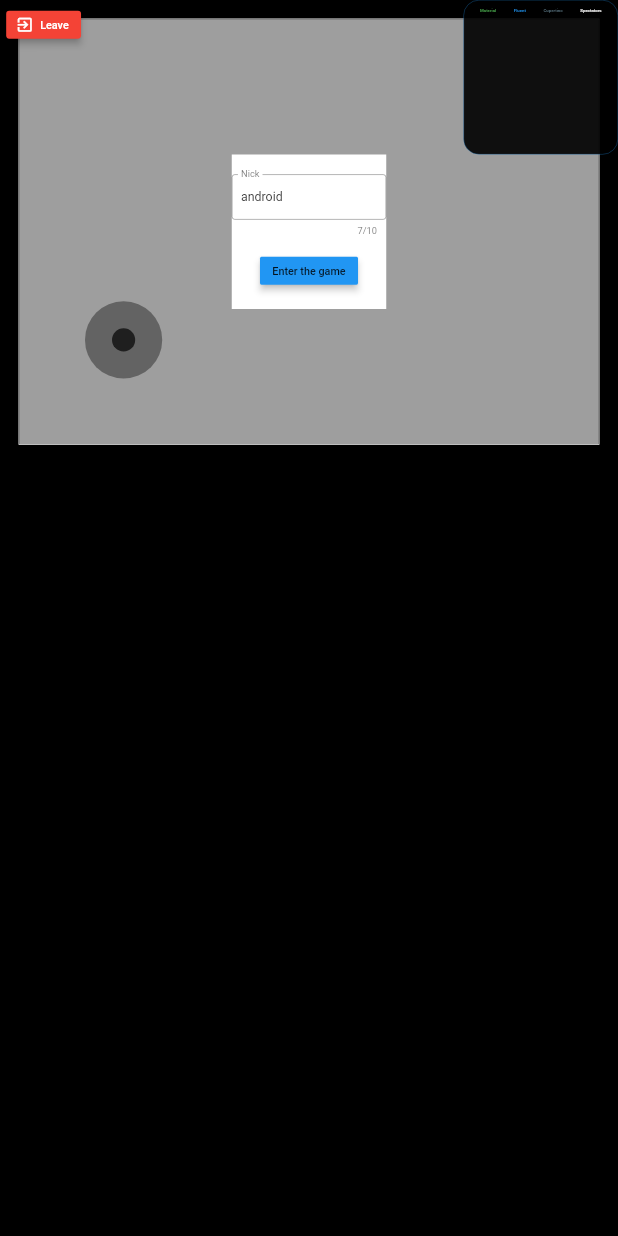
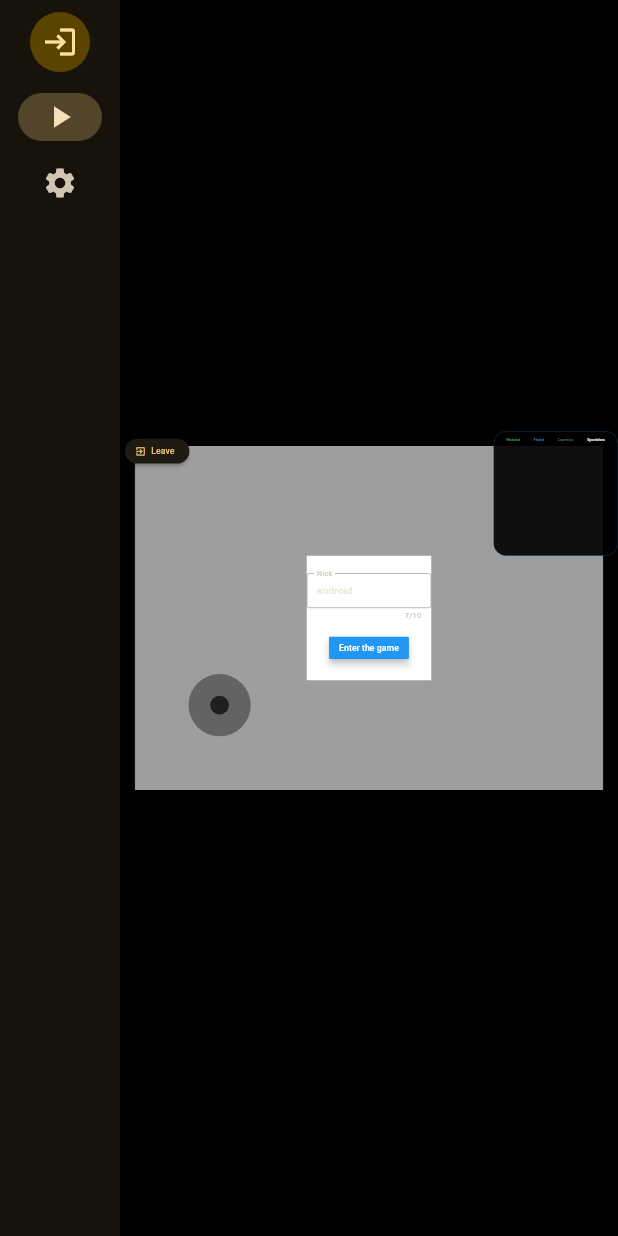
Before and after one commit to dzziwny/mobile_fighters, a Flutter app: the screen it shows after launch, on a phone screen of 412 x 824 dp. Run offline on Flutter 3.47's test engine with Material 2 defaults, Android fonts, the phone set to English and light mode, and no system bars; our stand-ins replace freezed_annotation, get_it, rive, rxdart; missing offline and left inert: flame, flame_rive; generated files the repository leaves out were written again; network calls fail.

Commit message:
architectural improvement

```diff
--- a/app/lib/main.dart
+++ b/app/lib/main.dart
@@ -16,7 +16,27 @@ void main() async {
     DeviceOrientation.portraitDown,
   ]);
 
-  runApp(MaterialApp(
-    home: HomeScreen(),
-  ));
+  runApp(const App());
 }
+
+class App extends StatelessWidget {
+  const App({super.key});
+
+  @override
+  Widget build(BuildContext context) {
+    final scheme = ColorScheme.fromSeed(
+      seedColor: Colors.amber,
+      brightness: Brightness.dark,
+    );
+
+    final base = ThemeData.from(
+      colorScheme: scheme,
+      useMaterial3: true,
+    );
+
+    return MaterialApp(
+      theme: base,
+      home: HomeScreen(),
+    );
+  }
+}
--- a/app/lib/ui/home.screen.dart
+++ b/app/lib/ui/home.screen.dart
@@ -10,6 +10,9 @@ import 'package:get_it/get_it.dart';
 // import 'debug_info.dart';
 import 'leave_button.dart';
 import 'nick_window.dart';
+import 'nick_window_layer.dart';
+import 'rail.dart';
+import 'selecting_table_layer.dart';
 import 'selecting_team_table.dart';
 
 // final game = BubbleFlameGame(gameId: '');
@@ -25,6 +28,7 @@ class HomeScreen extends StatelessWidget {
       backgroundColor: Colors.black,
       body: Row(
         children: [
+          const Rail(),
           Expanded(
             child: FittedBox(
               child: SizedBox(
@@ -37,32 +41,8 @@ class HomeScreen extends StatelessWidget {
                       margin: const EdgeInsets.all(24.0),
                       child: const BubbleGame(),
                     ),
-                    Positioned(
-                      right: 0,
-                      top: 0,
-                      child: SizedBox(
-                        width: 200.0,
-                        height: 200.0,
-                        child: FittedBox(child: SelectingTeamTable()),
-                      ),
-                    ),
-                    StreamBuilder<bool>(
-                      stream: client.isInGame(),
-                      builder: (context, snapshot) {
-                        final isInGame = snapshot.data;
-                        if (isInGame == true) {
-                          return const SizedBox();
-                        }
-                        return Center(
-                          child: Container(
-                            width: 200.0,
-                            height: 200.0,
-                            color: Colors.white,
-                            child: const Center(child: NickWindow()),
-                          ),
-                        );
-                      },
-                    ),
+                    const SelectingTableLayer(),
+                    NickWindowLayer(),
                     Container(
                       margin: const EdgeInsets.all(8.0),
                       alignment: Alignment.topLeft,
--- a/app/lib/ui/leave_button.dart
+++ b/app/lib/ui/leave_button.dart
@@ -17,9 +17,6 @@ class LeaveButton extends StatelessWidget {
       },
       icon: const Icon(Icons.exit_to_app),
       label: const Text('Leave'),
-      style: const ButtonStyle(
-        backgroundColor: MaterialStatePropertyAll(Colors.red),
-      ),
     );
   }
 }
--- /dev/null
+++ b/app/lib/ui/nick_window_layer.dart
@@ -0,0 +1,34 @@
+import 'package:bubble_fight/server_client.dart';
+import 'package:flutter/material.dart';
+import 'package:get_it/get_it.dart';
+
+import 'nick_window.dart';
+
+class NickWindowLayer extends StatelessWidget {
+  NickWindowLayer({
+    Key? key,
+  }) : super(key: key);
+
+  final client = GetIt.I<ServerClient>();
+
+  @override
+  Widget build(BuildContext context) {
+    return StreamBuilder<bool>(
+      stream: client.isInGame(),
+      builder: (context, snapshot) {
+        final isInGame = snapshot.data;
+        if (isInGame == true) {
+          return const SizedBox();
+        }
+        return Center(
+          child: Container(
+            width: 200.0,
+            height: 200.0,
+            color: Colors.white,
+            child: const Center(child: NickWindow()),
+          ),
+        );
+      },
+    );
+  }
+}
--- /dev/null
+++ b/app/lib/ui/rail.dart
@@ -0,0 +1,30 @@
+import 'package:flutter/material.dart';
+
+class Rail extends StatelessWidget {
+  const Rail({
+    Key? key,
+  }) : super(key: key);
+
+  @override
+  Widget build(BuildContext context) {
+    return NavigationRail(
+      destinations: const [
+        NavigationRailDestination(
+          icon: Icon(Icons.play_arrow),
+          label: Text('Play'),
+        ),
+        NavigationRailDestination(
+          icon: Icon(Icons.settings),
+          label: Text('Settings'),
+        ),
+      ],
+      leading: CircleAvatar(
+        child: IconButton(
+          onPressed: () {},
+          icon: const Icon(Icons.login),
+        ),
+      ),
+      selectedIndex: 0,
+    );
+  }
+}
--- /dev/null
+++ b/app/lib/ui/selecting_table_layer.dart
@@ -0,0 +1,22 @@
+import 'package:flutter/material.dart';
+
+import 'selecting_team_table.dart';
+
+class SelectingTableLayer extends StatelessWidget {
+  const SelectingTableLayer({
+    Key? key,
+  }) : super(key: key);
+
+  @override
+  Widget build(BuildContext context) {
+    return Positioned(
+      right: 0,
+      top: 0,
+      child: SizedBox(
+        width: 200.0,
+        height: 200.0,
+        child: FittedBox(child: SelectingTeamTable()),
+      ),
+    );
+  }
+}
```
Also changed, not shown: app/lib/ui/player_widget.dart (+42 -11 lines).
